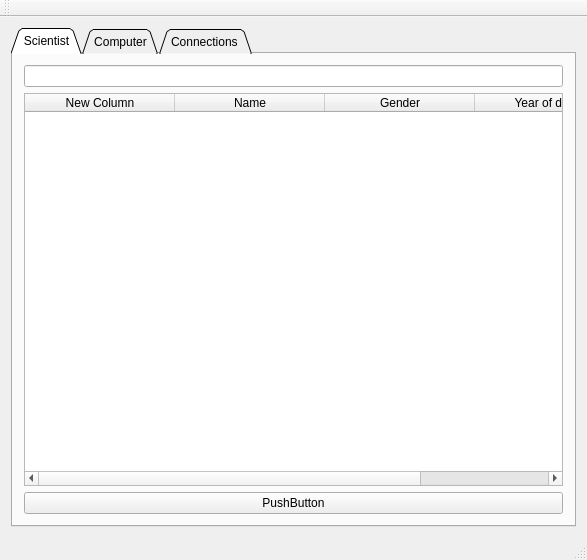
First picture: the form in mainwindow.ui, repository hrunderla/VLN_1_UI, before the edit.
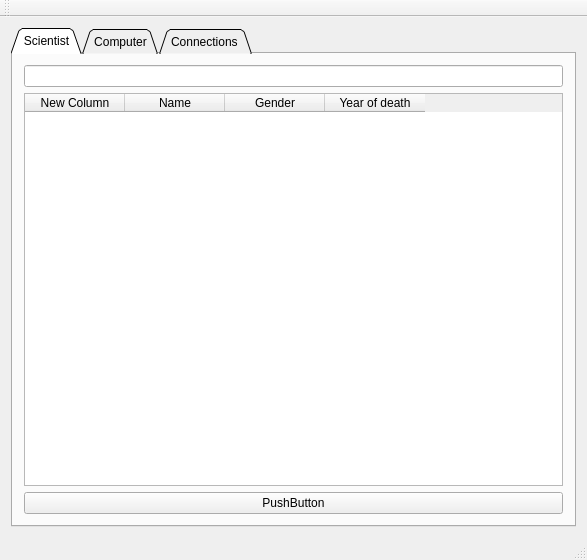
Second picture: the form after the edit. Icons and pictures are not drawn.

```diff
--- a/mainwindow.ui
+++ b/mainwindow.ui
@@ -52,12 +52,6 @@
           <property name="columnCount">
            <number>4</number>
           </property>
-          <attribute name="horizontalHeaderDefaultSectionSize">
-           <number>150</number>
-          </attribute>
-          <attribute name="horizontalHeaderStretchLastSection">
-           <bool>true</bool>
-          </attribute>
           <column>
            <property name="text">
             <string>New Column</string>
```
Left out of the diff: 20 changed lines with no effect on the pictures.
